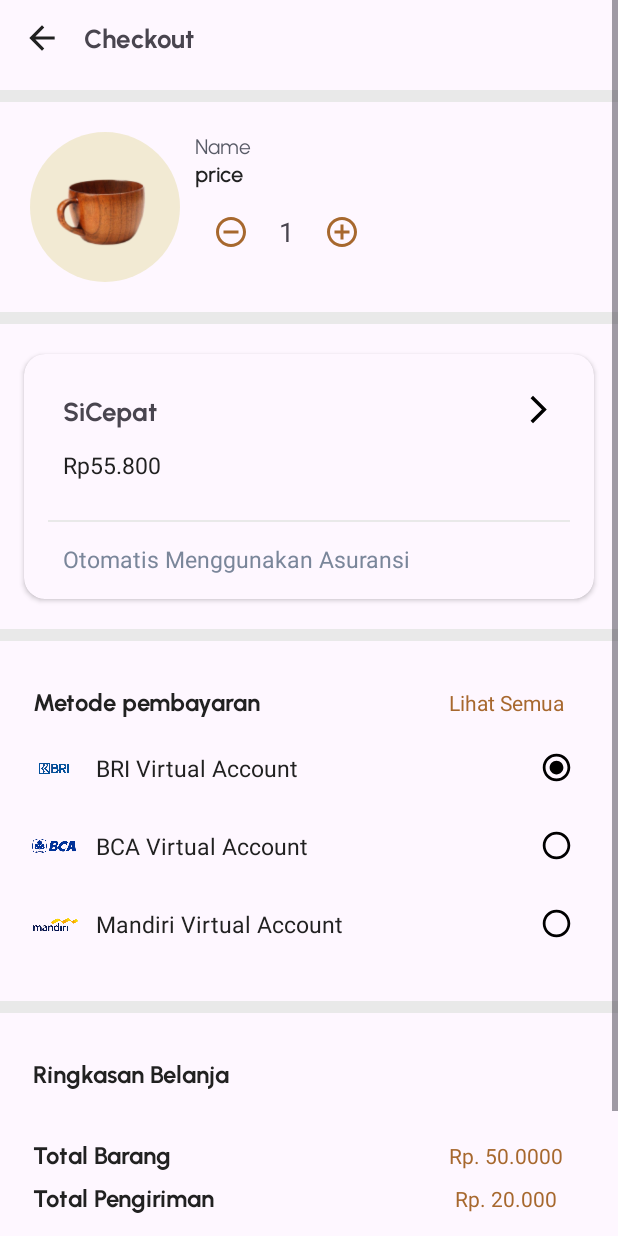
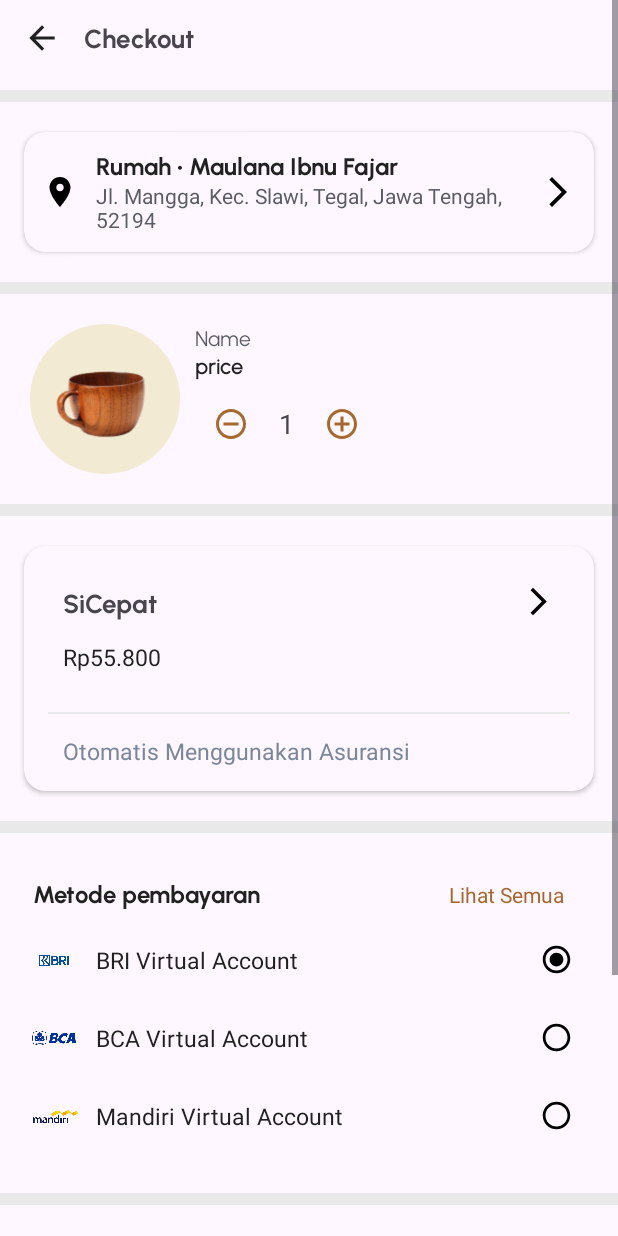
Before and after one commit to maulanaibnu/KoperasiAR, an Android app: the CheckoutActivity screen opened directly, with no data from a screen before it, on a phone screen of 412 x 824 dp. Run offline under Robolectric (Android 15) with nearby library versions, the phone set to English and light mode, and no system bars; our stand-ins replace Dagger/Hilt's generated code; plain views replace RoundedImageView.

Commit message:
changes UI on checkout

```diff
--- /dev/null
+++ b/app/src/main/res/drawable/ic_location.xml
@@ -0,0 +1,5 @@
+<vector xmlns:android="http://schemas.android.com/apk/res/android" android:autoMirrored="true" android:height="24dp" android:tint="#000000" android:viewportHeight="24" android:viewportWidth="24" android:width="24dp">
+
+    <path android:fillColor="@android:color/white" android:pathData="M12,2C8.13,2 5,5.13 5,9c0,5.25 7,13 7,13s7,-7.75 7,-13c0,-3.87 -3.13,-7 -7,-7zM12,11.5c-1.38,0 -2.5,-1.12 -2.5,-2.5s1.12,-2.5 2.5,-2.5 2.5,1.12 2.5,2.5 -1.12,2.5 -2.5,2.5z"/>
+
+</vector>
--- a/app/src/main/res/layout/activity_checkout.xml
+++ b/app/src/main/res/layout/activity_checkout.xml
@@ -51,6 +51,79 @@
         </androidx.constraintlayout.widget.ConstraintLayout>
 
         <View
+            android:id="@+id/view0"
+            android:layout_width="match_parent"
+            android:layout_height="8dp"
+            android:layout_marginTop="20dp"
+            android:background="@color/lines"
+            app:layout_constraintEnd_toEndOf="parent"
+            app:layout_constraintStart_toStartOf="parent"
+            app:layout_constraintTop_toBottomOf="@+id/cardAlamatPengiriman" />
+
+        <androidx.cardview.widget.CardView
+            android:id="@+id/cardAlamatPengiriman"
+            android:layout_width="match_parent"
+            android:layout_height="wrap_content"
+            android:layout_marginStart="16dp"
+            android:layout_marginEnd="16dp"
+            android:layout_marginTop="20dp"
+            app:cardCornerRadius="14dp"
+            app:cardBackgroundColor="@color/bg"
+            app:cardElevation="2dp"
+            app:layout_constraintTop_toBottomOf="@id/view1"
+            app:layout_constraintStart_toStartOf="parent"
+            app:layout_constraintEnd_toEndOf="parent">
+
+            <LinearLayout
+                android:layout_width="match_parent"
+                android:layout_height="wrap_content"
+                android:orientation="horizontal"
+                android:padding="12dp"
+                android:gravity="center_vertical">
+
+                <ImageView
+                    android:id="@+id/iconLocation"
+                    android:layout_width="24dp"
+                    android:layout_height="24dp"
+                    android:src="@drawable/ic_location" />
+
+                <LinearLayout
+                    android:layout_width="0dp"
+                    android:layout_height="wrap_content"
+                    android:layout_weight="1"
+                    android:orientation="vertical"
+                    android:layout_marginStart="12dp">
+
+                    <TextView
+                        android:id="@+id/tvLabelAlamat"
+                        android:layout_width="wrap_content"
+                        android:layout_height="wrap_content"
+                        android:text="Rumah • Maulana Ibnu Fajar"
+                        android:textColor="@color/black"
+                        android:textStyle="bold"
+                        android:textSize="16sp"
+                        android:fontFamily="@font/urbanist_bold"/>
+
+                    <TextView
+                        android:id="@+id/tvDetailAlamat"
+                        android:layout_width="wrap_content"
+                        android:layout_height="wrap_content"
+                        android:text="Jl. Mangga, Kec. Slawi, Tegal, Jawa Tengah, 52194"
+                        android:textColor="@color/semi_black"
+                        android:textSize="14sp"
+                        android:maxLines="2"
+                        android:ellipsize="end"/>
+                </LinearLayout>
+
+                <ImageView
+                    android:id="@+id/arrowRightAlamat"
+                    android:layout_width="24dp"
+                    android:layout_height="24dp"
+                    android:src="@drawable/ic_arrow_right" />
+            </LinearLayout>
+        </androidx.cardview.widget.CardView>
+
+        <View
             android:id="@+id/view1"
             android:layout_width="match_parent"
             android:layout_height="8dp"
@@ -68,7 +141,7 @@
             android:layout_marginTop="20dp"
             app:layout_constraintEnd_toEndOf="parent"
             app:layout_constraintStart_toStartOf="parent"
-            app:layout_constraintTop_toBottomOf="@id/view1">
+            app:layout_constraintTop_toBottomOf="@id/view0">
 
             <com.makeramen.roundedimageview.RoundedImageView
                 android:id="@+id/imgCoPRoduct"
@@ -147,6 +220,8 @@
             </LinearLayout>
 
         </LinearLayout>
+
+
 
 
         <View
```
